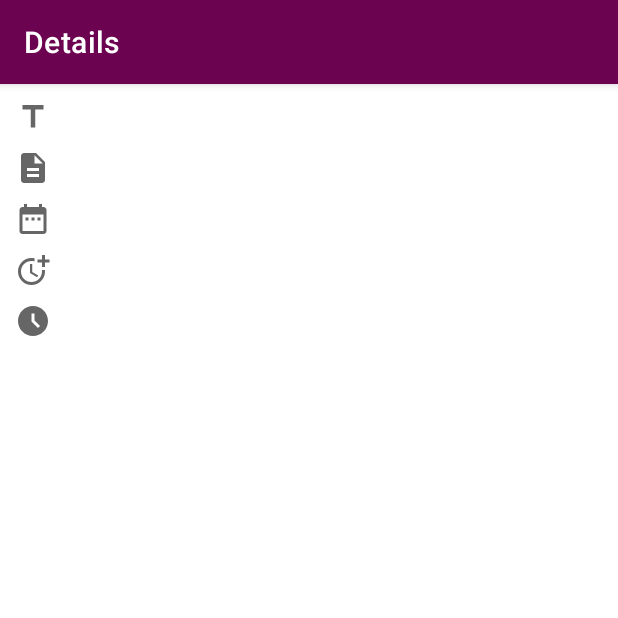
After one commit to avenidz/TimeLog, an Android app: the ViewLogDetails screen opened directly, with no data from a screen before it, on a phone screen of 412 x 824 dp, the top half of it. The commit adds this screen. Run offline under Robolectric (Android 15) with nearby library versions, the phone set to English and light mode, and no system bars.

Commit message:
- create Activity(ViewLogDetails,callback,model)

```diff
--- a/app/src/main/AndroidManifest.xml
+++ b/app/src/main/AndroidManifest.xml
@@ -29,6 +29,11 @@
             android:label="Calendar">
 
         </activity>
+        <activity android:name=".activity.ViewLogDetails"
+            android:exported="true"
+            android:label="Details">
+
+        </activity>
     </application>
 
 </manifest>
--- a/app/src/main/java/com/example/timelog/activity/CalendarLogView.kt
+++ b/app/src/main/java/com/example/timelog/activity/CalendarLogView.kt
@@ -42,7 +42,8 @@ class CalendarLogView: AppCompatActivity(){
 
         binding.calendarView.setOnDateChangeListener { view: CalendarView, year: Int, month: Int, dayOfMonth: Int ->
             val modifiedMonth = String.format("%02d", month+1)
-            val selectedDate = "$year-${modifiedMonth}-$dayOfMonth"
+            val modifiedDay = String.format("%02d", dayOfMonth)
+            val selectedDate = "$year-${modifiedMonth}-$modifiedDay"
             callModel(selectedDate)
         }
         lifecycleScope.launchWhenStarted {
--- /dev/null
+++ b/app/src/main/java/com/example/timelog/activity/ViewLogDetails.kt
@@ -0,0 +1,78 @@
+package com.example.timelog.activity
+
+import android.os.Build
+import android.os.Bundle
+import android.widget.Toast
+import androidx.activity.viewModels
+import androidx.annotation.RequiresApi
+import androidx.appcompat.app.AppCompatActivity
+import androidx.appcompat.app.AppCompatDelegate
+import androidx.core.view.isVisible
+import androidx.lifecycle.lifecycleScope
+import com.example.timelog.callback.ViewLogDetailsCallback
+import com.example.timelog.databinding.LayoutViewlogdetailsBinding
+import com.example.timelog.viewModel.ViewDetailsModel
+import kotlinx.coroutines.flow.collect
+
+class ViewLogDetails : AppCompatActivity(),ViewLogDetailsCallback {
+
+    private lateinit var binding: LayoutViewlogdetailsBinding
+
+    @RequiresApi(Build.VERSION_CODES.O)
+    override fun onCreate(savedInstanceState: Bundle?) {
+        AppCompatDelegate.setDefaultNightMode(AppCompatDelegate.MODE_NIGHT_NO)
+        super.onCreate(savedInstanceState)
+        binding = LayoutViewlogdetailsBinding.inflate(layoutInflater)
+        setContentView(binding.root)
+
+        val getId = intent.getStringExtra("logId")
+
+        if (getId != null) {
+            showingDetails(getId.toInt())
+        }
+
+        binding.detailButtonLogEnd.setOnClickListener{
+            if (getId != null) {
+                pendingLogUpdate(binding.detailButtonLogEnd.context, getId.toInt())
+                showingDetails(getId.toInt())
+            }
+        }
+
+    }
+
+
+
+    private val detailModel: ViewDetailsModel by viewModels()
+
+    private fun showingDetails(detailId: Int){
+        detailModel.detailModelData(this, detailId)
+        lifecycleScope.launchWhenStarted {
+            detailModel.detailModelstate.collect{
+                when(it){
+                    is ViewDetailsModel.DetailModel.Error -> {
+                        Toast.makeText(applicationContext,it.message, Toast.LENGTH_SHORT).show()
+                    }
+                    is ViewDetailsModel.DetailModel.Success -> {
+                        val getData = it.logData
+                        binding.detailTitle.text = getData[0].timeLogTitle
+                        binding.detailDescription.text = getData[0].timeLogDescription
+                        binding.detailDate.text = getData[0].timeLogDate
+                        binding.detailIn.text = getData[0].timeLogIn
+
+                        val checkOutIfNot = getData[0].timeLogOut
+
+                        if(checkOutIfNot.isEmpty()){
+                            binding.detailOut.text = "Pending log"
+                            binding.detailButtonLogEnd.isVisible = true
+                        }else{
+                            binding.detailOut.text = checkOutIfNot
+                            binding.detailButtonLogEnd.isVisible = false
+                        }
+                    }
+                    else -> Unit
+                }
+            }
+        }
+    }
+
+}
--- a/app/src/main/java/com/example/timelog/viewModel/CalendarModel.kt
+++ b/app/src/main/java/com/example/timelog/viewModel/CalendarModel.kt
@@ -21,6 +21,7 @@ class CalendarModel: ViewModel() {
         delay(200)
 
         userLogData = viewUserLog(context, userId, selectedDate)
+
         if(userLogData.isEmpty()){
             calendar.value = CalendarView.Error(userLogData)
         }else{
--- /dev/null
+++ b/app/src/main/res/drawable/detail_date.xml
@@ -0,0 +1,10 @@
+<vector xmlns:android="http://schemas.android.com/apk/res/android"
+    android:width="24dp"
+    android:height="24dp"
+    android:viewportWidth="24"
+    android:viewportHeight="24"
+    android:tint="?attr/colorControlNormal">
+  <path
+      android:fillColor="@android:color/white"
+      android:pathData="M9,11L7,11v2h2v-2zM13,11h-2v2h2v-2zM17,11h-2v2h2v-2zM19,4h-1L18,2h-2v2L8,4L8,2L6,2v2L5,4c-1.11,0 -1.99,0.9 -1.99,2L3,20c0,1.1 0.89,2 2,2h14c1.1,0 2,-0.9 2,-2L21,6c0,-1.1 -0.9,-2 -2,-2zM19,20L5,20L5,9h14v11z"/>
+</vector>
--- /dev/null
+++ b/app/src/main/res/drawable/detail_description.xml
@@ -0,0 +1,10 @@
+<vector xmlns:android="http://schemas.android.com/apk/res/android"
+    android:width="24dp"
+    android:height="24dp"
+    android:viewportWidth="24"
+    android:viewportHeight="24"
+    android:tint="?attr/colorControlNormal">
+  <path
+      android:fillColor="@android:color/white"
+      android:pathData="M14,2L6,2c-1.1,0 -1.99,0.9 -1.99,2L4,20c0,1.1 0.89,2 1.99,2L18,22c1.1,0 2,-0.9 2,-2L20,8l-6,-6zM16,18L8,18v-2h8v2zM16,14L8,14v-2h8v2zM13,9L13,3.5L18.5,9L13,9z"/>
+</vector>
--- /dev/null
+++ b/app/src/main/res/drawable/detail_timein.xml
@@ -0,0 +1,16 @@
+<vector xmlns:android="http://schemas.android.com/apk/res/android"
+    android:width="24dp"
+    android:height="24dp"
+    android:viewportWidth="24"
+    android:viewportHeight="24"
+    android:tint="?attr/colorControlNormal">
+  <path
+      android:fillColor="@android:color/white"
+      android:pathData="M10,8l0,6l4.7,2.9l0.8,-1.2l-4,-2.4l0,-5.3z"/>
+  <path
+      android:fillColor="@android:color/white"
+      android:pathData="M17.92,12c0.05,0.33 0.08,0.66 0.08,1c0,3.9 -3.1,7 -7,7s-7,-3.1 -7,-7c0,-3.9 3.1,-7 7,-7c0.7,0 1.37,0.1 2,0.29V4.23C12.36,4.08 11.69,4 11,4c-5,0 -9,4 -9,9s4,9 9,9s9,-4 9,-9c0,-0.34 -0.02,-0.67 -0.06,-1H17.92z"/>
+  <path
+      android:fillColor="@android:color/white"
+      android:pathData="M20,5l0,-3l-2,0l0,3l-3,0l0,2l3,0l0,3l2,0l0,-3l3,0l0,-2z"/>
+</vector>
--- /dev/null
+++ b/app/src/main/res/drawable/detail_timeout.xml
@@ -0,0 +1,10 @@
+<vector xmlns:android="http://schemas.android.com/apk/res/android"
+    android:width="24dp"
+    android:height="24dp"
+    android:viewportWidth="24"
+    android:viewportHeight="24"
+    android:tint="?attr/colorControlNormal">
+  <path
+      android:fillColor="@android:color/white"
+      android:pathData="M11.99,2C6.47,2 2,6.48 2,12s4.47,10 9.99,10C17.52,22 22,17.52 22,12S17.52,2 11.99,2zM15.29,16.71L11,12.41V7h2v4.59l3.71,3.71L15.29,16.71z"/>
+</vector>
--- /dev/null
+++ b/app/src/main/res/drawable/detail_title.xml
@@ -0,0 +1,10 @@
+<vector xmlns:android="http://schemas.android.com/apk/res/android"
+    android:width="24dp"
+    android:height="24dp"
+    android:viewportWidth="24"
+    android:viewportHeight="24"
+    android:tint="?attr/colorControlNormal">
+  <path
+      android:fillColor="@android:color/white"
+      android:pathData="M5,4v3h5.5v12h3V7H19V4z"/>
+</vector>
--- /dev/null
+++ b/app/src/main/res/layout/layout_viewlogdetails.xml
@@ -0,0 +1,104 @@
+<?xml version="1.0" encoding="utf-8"?>
+<LinearLayout xmlns:android="http://schemas.android.com/apk/res/android"
+    android:orientation="vertical"
+    android:layout_width="match_parent"
+    android:layout_height="match_parent"
+    android:padding="10dp">
+
+    <LinearLayout
+        android:layout_width="match_parent"
+        android:layout_height="wrap_content"
+        android:orientation="horizontal">
+        <ImageView
+            android:layout_width="wrap_content"
+            android:layout_height="wrap_content"
+            android:src="@drawable/detail_title"/>
+        <TextView
+            android:layout_width="wrap_content"
+            android:layout_height="wrap_content"
+            android:id="@+id/detailTitle"
+            android:layout_marginStart="20dp"
+            />
+    </LinearLayout>
+    <LinearLayout
+        android:layout_width="match_parent"
+        android:layout_height="wrap_content"
+        android:orientation="horizontal"
+        android:layout_marginTop="10dp">
+        <ImageView
+            android:layout_width="wrap_content"
+            android:layout_height="wrap_content"
+            android:src="@drawable/detail_description"/>
+        <TextView
+            android:layout_width="wrap_content"
+            android:layout_height="wrap_content"
+            android:id="@+id/detailDescription"
+            android:layout_marginStart="20dp"
+            />
+    </LinearLayout>
+    <LinearLayout
+        android:layout_width="match_parent"
+        android:layout_height="wrap_content"
+        android:orientation="horizontal"
+        android:layout_marginTop="10dp">
+        <ImageView
+            android:layout_width="wrap_content"
+            android:layout_height="wrap_content"
+            android:src="@drawable/detail_date"/>
+        <TextView
+            android:layout_width="wrap_content"
+            android:layout_height="wrap_content"
+            android:id="@+id/detailDate"
+            android:layout_marginStart="20dp"
+            />
+    </LinearLayout>
+    <LinearLayout
+        android:layout_width="match_parent"
+        android:layout_height="wrap_content"
+        android:orientation="horizontal"
+        android:layout_marginTop="10dp">
+        <ImageView
+            android:layout_width="wrap_content"
+            android:layout_height="wrap_content"
+            android:src="@drawable/detail_timein"/>
+        <TextView
+            android:layout_width="wrap_content"
+            android:layout_height="wrap_content"
+            android:id="@+id/detailIn"
+            android:layout_marginStart="20dp"
+            />
+    </LinearLayout>
+    <LinearLayout
+        android:layout_width="match_parent"
+        android:layout_height="wrap_content"
+        android:orientation="horizontal"
+        android:layout_marginTop="10dp">
+        <ImageView
+            android:layout_width="wrap_content"
+            android:layout_height="wrap_content"
+            android:src="@drawable/detail_timeout"/>
+        <TextView
+            android:layout_width="wrap_content"
+            android:layout_height="wrap_content"
+            android:id="@+id/detailOut"
+            android:layout_marginStart="20dp"
+            />
+    </LinearLayout>
+
+    <androidx.appcompat.widget.AppCompatButton
+        android:layout_width="match_parent"
+        android:layout_height="wrap_content"
+        android:id="@+id/detailButtonLogEnd"
+        android:layout_gravity="center"
+        android:layout_marginStart="20dp"
+        android:layout_marginEnd="20dp"
+        android:layout_marginTop="20dp"
+        android:paddingTop="10dp"
+        android:paddingBottom="10dp"
+        android:textAllCaps="false"
+        android:textColor="@color/white"
+        android:visibility="gone"
+        android:background="@drawable/button_border"
+        android:text="End Log"/>
+
+</LinearLayout>
```
Also changed, not shown: app/src/main/java/com/example/timelog/callback/FragmentHomeCallback.kt (added, +16 -0 lines), app/src/main/java/com/example/timelog/callback/ViewLogDetailsCallback.kt (added, +45 -0 lines), app/src/main/java/com/example/timelog/fragment/FragmentHome.kt (+6 -4 lines), app/src/main/java/com/example/timelog/logadapter/FragmentHomeAdapter.kt (+7 -1 lines), app/src/main/java/com/example/timelog/logdata/LogDataDao.kt (+7 -1 lines), app/src/main/java/com/example/timelog/viewModel/LogTimeModel.kt (+14 -6 lines), app/src/main/java/com/example/timelog/viewModel/ViewDetailsModel.kt (added, +45 -0 lines).
